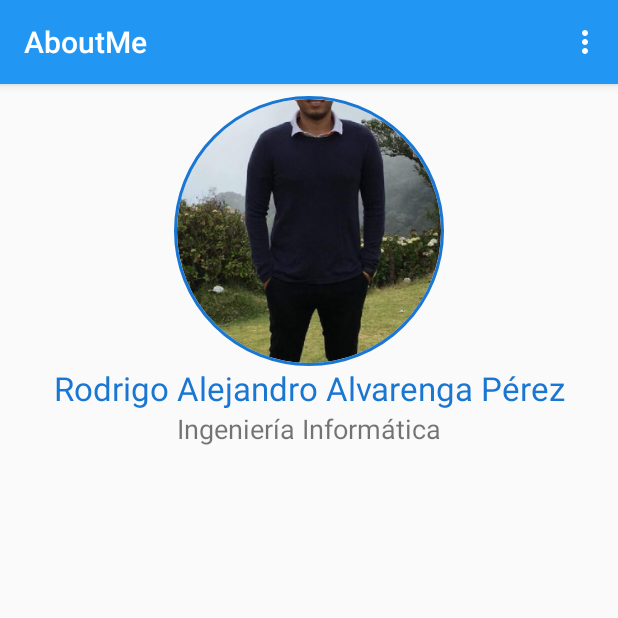
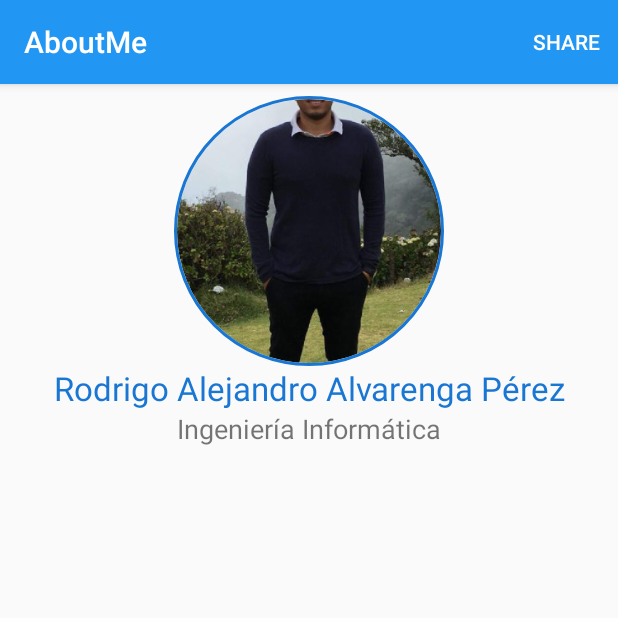
Before and after one commit to tupic98/AboutMe, an Android app: the screen it shows after launch (MainActivity), on a phone screen of 412 x 824 dp, the top half of it. Run offline under Robolectric (Android 15) with nearby library versions, the phone set to English and light mode, and no system bars; our stand-ins replace CircleImageView.

Commit message:
Changed action button on AppBar from never to always

```diff
--- a/app/src/main/res/menu/menu_main.xml
+++ b/app/src/main/res/menu/menu_main.xml
@@ -5,6 +5,6 @@
     <item
         android:id="@+id/action_settings"
         android:orderInCategory="100"
-        android:title="@string/action_settings"
-        app:showAsAction="never" />
+        android:title="share"
+        app:showAsAction="always" />
 </menu>
```
